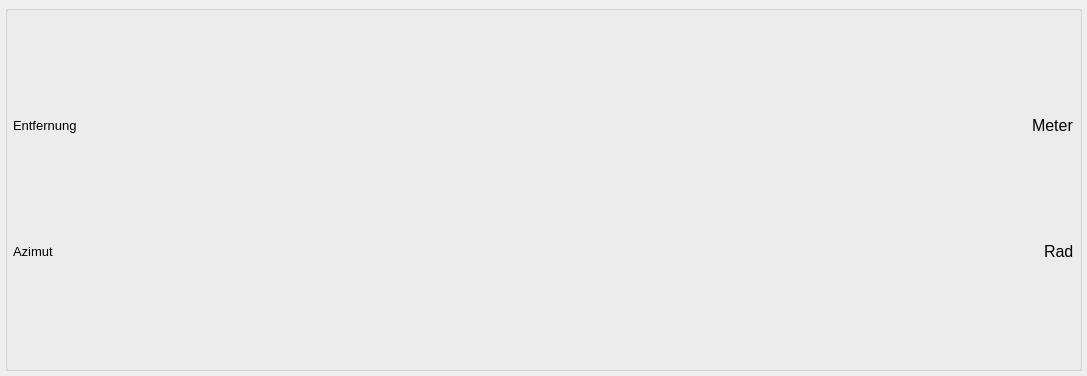
b-lack/qgis-gnavs-plugin, file find_location/gui/navigate/target.ui: the form before one commit.
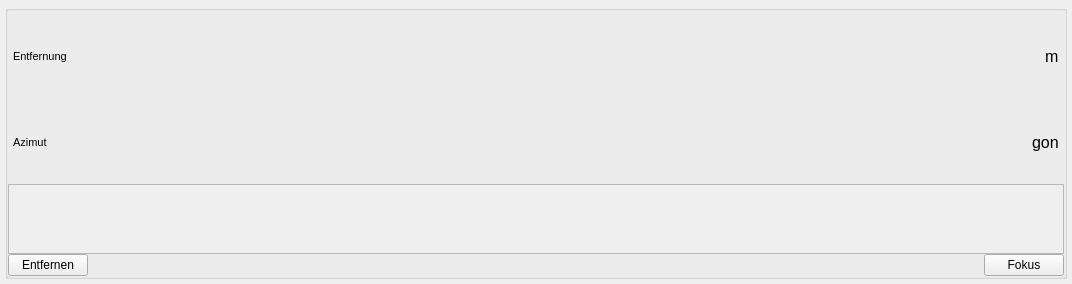
The form after the commit.

What changed in the file:
```diff
--- a/find_location/gui/navigate/target.ui
+++ b/find_location/gui/navigate/target.ui
@@ -6,8 +6,8 @@
    <rect>
     <x>0</x>
     <y>0</y>
-    <width>1087</width>
-    <height>376</height>
+    <width>1072</width>
+    <height>284</height>
    </rect>
   </property>
   <property name="windowTitle">
@@ -31,7 +31,16 @@
      <property name="title">
       <string/>
      </property>
+     <property name="checkable">
+      <bool>false</bool>
+     </property>
+     <property name="checked">
+      <bool>false</bool>
+     </property>
      <layout class="QVBoxLayout" name="verticalLayout">
+      <property name="spacing">
+       <number>0</number>
+      </property>
       <property name="leftMargin">
        <number>0</number>
       </property>
@@ -45,7 +54,11 @@
        <number>0</number>
       </property>
       <item>
-       <layout class="QHBoxLayout" name="horizontalLayout_2">
+       <widget class="QWidget" name="lfbDistanceLayout_2" native="true">
+        <layout class="QHBoxLayout" name="lfbDistanceLayout">
+         <property name="spacing">
+          <number>0</number>
+         </property>
         <property name="leftMargin">
          <number>5</number>
         </property>
@@ -56,7 +69,7 @@
          <number>5</number>
         </property>
         <property name="bottomMargin">
-         <number>0</number>
+          <number>1</number>
         </property>
         <item>
          <widget class="QLabel" name="label_3">
@@ -68,7 +81,7 @@
           </property>
           <property name="font">
            <font>
-            <pointsize>10</pointsize>
+             <pointsize>8</pointsize>
            </font>
           </property>
           <property name="text">
@@ -111,14 +124,16 @@
            </font>
           </property>
           <property name="text">
-           <string>Meter</string>
+            <string>m</string>
           </property>
          </widget>
         </item>
        </layout>
+       </widget>
       </item>
       <item>
-       <layout class="QHBoxLayout" name="horizontalLayout">
+       <widget class="QWidget" name="lfbBearingLayout" native="true">
+        <layout class="QHBoxLayout" name="lfbBearingeLayout">
         <property name="leftMargin">
          <number>5</number>
         </property>
@@ -138,7 +153,7 @@
           </property>
           <property name="font">
            <font>
-            <pointsize>10</pointsize>
+             <pointsize>8</pointsize>
            </font>
           </property>
           <property name="text">
@@ -181,7 +196,76 @@
            </font>
           </property>
           <property name="text">
-           <string>Rad</string>
+            <string>gon</string>
+           </property>
+          </widget>
+         </item>
+        </layout>
+       </widget>
+      </item>
+      <item>
+       <widget class="QScrollArea" name="lfbAttributesLine">
+        <property name="sizePolicy">
+         <sizepolicy hsizetype="Expanding" vsizetype="Fixed">
+          <horstretch>0</horstretch>
+          <verstretch>0</verstretch>
+         </sizepolicy>
+        </property>
+        <property name="styleSheet">
+         <string notr="true">padding:0;</string>
+        </property>
+        <property name="lineWidth">
+         <number>0</number>
+        </property>
+        <property name="verticalScrollBarPolicy">
+         <enum>Qt::ScrollBarAlwaysOff</enum>
+        </property>
+        <property name="widgetResizable">
+         <bool>true</bool>
+        </property>
+        <widget class="QWidget" name="scrollAreaWidgetContents">
+         <property name="geometry">
+          <rect>
+           <x>0</x>
+           <y>0</y>
+           <width>1058</width>
+           <height>85</height>
+          </rect>
+         </property>
+         <layout class="QHBoxLayout" name="horizontalLayout_4">
+          <item>
+           <layout class="QHBoxLayout" name="lfbAttributeLayout"/>
+          </item>
+         </layout>
+        </widget>
+       </widget>
+      </item>
+      <item>
+       <layout class="QHBoxLayout" name="horizontalLayout_3">
+        <item>
+         <widget class="QPushButton" name="lfbTargetRemoveBtn">
+          <property name="text">
+           <string>Entfernen</string>
+          </property>
+         </widget>
+        </item>
+        <item>
+         <spacer name="horizontalSpacer">
+          <property name="orientation">
+           <enum>Qt::Horizontal</enum>
+          </property>
+          <property name="sizeHint" stdset="0">
+           <size>
+            <width>40</width>
+            <height>20</height>
+           </size>
+          </property>
+         </spacer>
+        </item>
+        <item>
+         <widget class="QPushButton" name="lfbTargetFokusBtn">
+          <property name="text">
+           <string>Fokus</string>
           </property>
          </widget>
         </item>
```
Left out of the diff: 2 changed lines with no effect on the pictures. Lines whose indentation alone changed are shown as unchanged.
